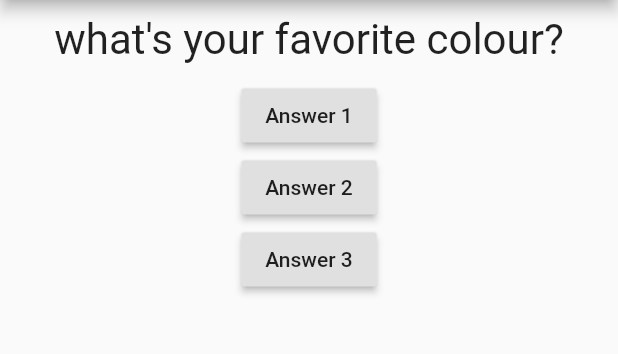
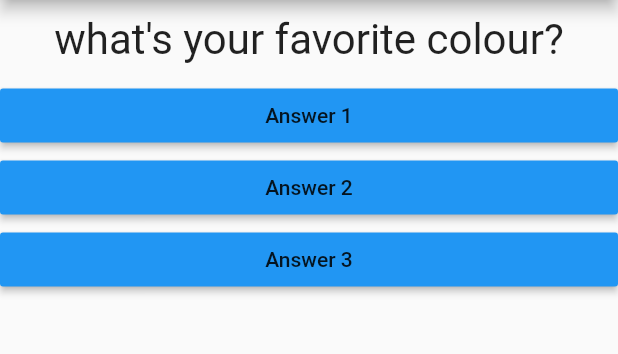
Before and after one commit to lukasmyth96/flutter_quiz_app, a Flutter app: the screen it shows after launch, on a phone screen of 412 x 824 dp, the part 84-438 px from its top. Run offline on Flutter 3.47's test engine with Material 2 defaults, Android fonts, the phone set to English and light mode, and no system bars.

Commit message:
created answer widget

```diff
--- /dev/null
+++ b/lib/answer.dart
@@ -0,0 +1,20 @@
+import 'package:flutter/material.dart';
+
+class Answer extends StatelessWidget {
+  final String answerText;
+  Function onAnswerClick;
+
+  Answer(this.answerText, this.onAnswerClick);
+
+  @override
+  Widget build(BuildContext context) {
+    return Container(
+      width: double.infinity,
+      child: RaisedButton(
+        color: Colors.blue,
+        child: Text(answerText),
+        onPressed: onAnswerClick,
+      ),
+    );
+  }
+}
--- a/lib/main.dart
+++ b/lib/main.dart
@@ -1,6 +1,7 @@
 import 'package:flutter/material.dart';
 
 import './question.dart';
+import './answer.dart';
 
 void main() => runApp(MyApp());
 
@@ -36,18 +37,9 @@ class _MyAppState extends State<MyApp> {
         body: Column(
           children: [
             Question(questions[_questionIndex]),
-            RaisedButton(
-              child: Text('Answer 1'),
-              onPressed: _onAnswerClick,
-            ),
-            RaisedButton(
-              child: Text('Answer 2'),
-              onPressed: _onAnswerClick,
-            ),
-            RaisedButton(
-              child: Text('Answer 3'),
-              onPressed: _onAnswerClick,
-            ),
+            Answer('Answer 1', _onAnswerClick),
+            Answer('Answer 2', _onAnswerClick),
+            Answer('Answer 3', _onAnswerClick),
           ],
         ),
       ),
```
